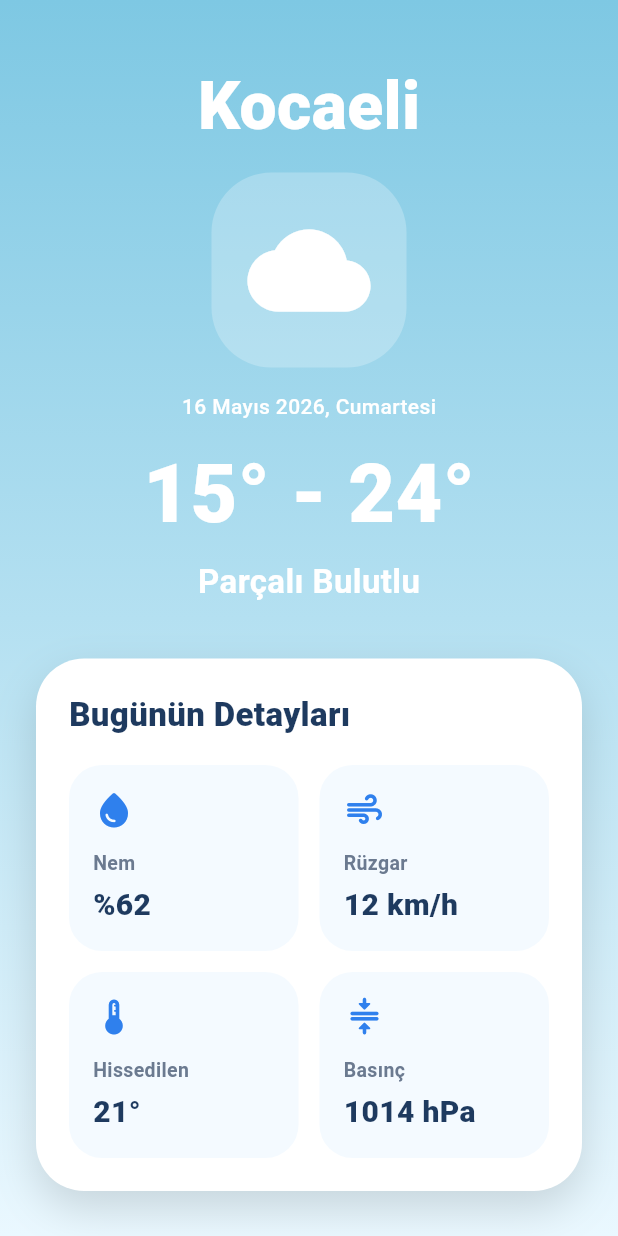
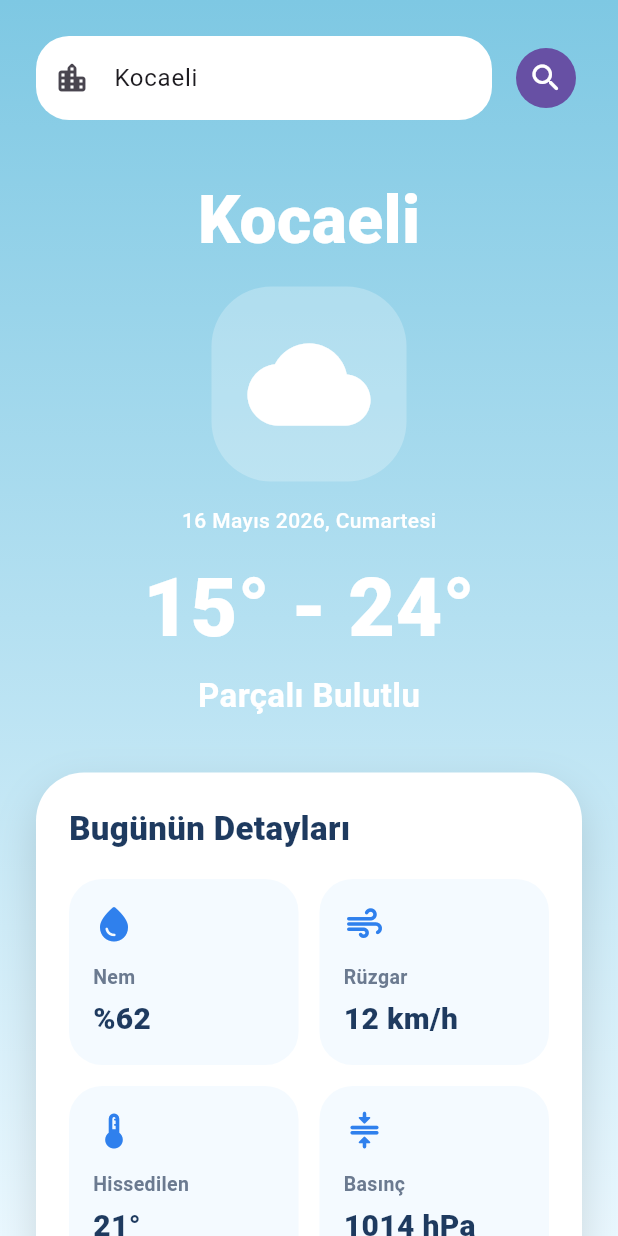
Before and after one commit to numancirpan/WeatherForecastAI, a Flutter app: the screen it shows after launch, on a phone screen of 412 x 824 dp. Run offline on Flutter 3.47's test engine with Material 3 defaults, Android fonts, the light colour scheme and no system bars.

Commit message:
Add city search UI

```diff
--- a/lib/main.dart
+++ b/lib/main.dart
@@ -30,6 +30,7 @@ class HomeScreen extends StatefulWidget {
 
 class _HomeScreenState extends State<HomeScreen> {
   final WeatherService _weatherService = WeatherService();
+  final TextEditingController _cityController = TextEditingController(text: 'Kocaeli');
   late Future<WeatherData> _weatherFuture;
 
   @override
@@ -39,63 +40,66 @@ class _HomeScreenState extends State<HomeScreen> {
   }
 
   @override
+  void dispose() {
+    _cityController.dispose();
+    super.dispose();
+  }
+
+  void _searchCity() {
+    final cityName = _cityController.text.trim();
+
+    if (cityName.isEmpty) {
+      return;
+    }
+
+    setState(() {
+      _weatherFuture = _weatherService.getWeatherByCity(cityName);
+    });
+  }
+
+  @override
   Widget build(BuildContext context) {
     return FutureBuilder<WeatherData>(
       future: _weatherFuture,
       builder: (context, snapshot) {
         if (snapshot.connectionState == ConnectionState.waiting) {
-          return const LoadingScreen();
+          return WeatherShell(
+            cityController: _cityController,
+            onSearch: _searchCity,
+            child: const Center(child: CircularProgressIndicator(color: Colors.white)),
+          );
         }
 
         if (snapshot.hasError) {
-          return ErrorScreen(message: snapshot.error.toString());
+          return WeatherShell(
+            cityController: _cityController,
+            onSearch: _searchCity,
+            child: ErrorMessage(message: snapshot.error.toString()),
+          );
         }
 
         final weather = snapshot.data ?? WeatherData.sampleKocaeli();
-        return WeatherHomeContent(weather: weather);
+        return WeatherShell(
+          cityController: _cityController,
+          onSearch: _searchCity,
+          child: WeatherHomeContent(weather: weather),
+        );
       },
     );
   }
 }
 
-class LoadingScreen extends StatelessWidget {
-  const LoadingScreen({super.key});
+class WeatherShell extends StatelessWidget {
+  final TextEditingController cityController;
+  final VoidCallback onSearch;
+  final Widget child;
 
-  @override
-  Widget build(BuildContext context) {
-    return const Scaffold(
-      body: Center(
-        child: CircularProgressIndicator(),
-      ),
-    );
-  }
-}
-
-class ErrorScreen extends StatelessWidget {
-  final String message;
-
-  const ErrorScreen({super.key, required this.message});
-
-  @override
-  Widget build(BuildContext context) {
-    return Scaffold(
-      body: Center(
-        child: Padding(
-          padding: const EdgeInsets.all(24),
-          child: Text(
-            'Hava durumu bilgisi alınamadı.\n$message',
-            textAlign: TextAlign.center,
-          ),
-        ),
-      ),
-    );
-  }
-}
-
-class WeatherHomeContent extends StatelessWidget {
-  final WeatherData weather;
-
-  const WeatherHomeContent({super.key, required this.weather});
+  const WeatherShell({
+    super.key,
+    required this.cityController,
+    required this.onSearch,
+    required this.child,
+  });
 
   @override
   Widget build(BuildContext context) {
@@ -115,6 +119,87 @@ class WeatherHomeContent extends StatelessWidget {
             padding: const EdgeInsets.all(24),
             child: Column(
               children: [
+                CitySearchBar(controller: cityController, onSearch: onSearch),
+                const SizedBox(height: 20),
+                child,
+              ],
+            ),
+          ),
+        ),
+      ),
+    );
+  }
+}
+
+class CitySearchBar extends StatelessWidget {
+  final TextEditingController controller;
+  final VoidCallback onSearch;
+
+  const CitySearchBar({super.key, required this.controller, required this.onSearch});
+
+  @override
+  Widget build(BuildContext context) {
+    return Row(
+      children: [
+        Expanded(
+          child: TextField(
+            controller: controller,
+            textInputAction: TextInputAction.search,
+            onSubmitted: (_) => onSearch(),
+            decoration: InputDecoration(
+              hintText: 'Şehir ara',
+              filled: true,
+              fillColor: Colors.white,
+              prefixIcon: const Icon(Icons.location_city_rounded),
+              border: OutlineInputBorder(
+                borderRadius: BorderRadius.circular(22),
+                borderSide: BorderSide.none,
+              ),
+            ),
+          ),
+        ),
+        const SizedBox(width: 12),
+        IconButton.filled(
+          onPressed: onSearch,
+          icon: const Icon(Icons.search_rounded),
+        ),
+      ],
+    );
+  }
+}
+
+class ErrorMessage extends StatelessWidget {
+  final String message;
+
+  const ErrorMessage({super.key, required this.message});
+
+  @override
+  Widget build(BuildContext context) {
+    return Container(
+      width: double.infinity,
+      padding: const EdgeInsets.all(24),
+      decoration: BoxDecoration(
+        color: Colors.white,
+        borderRadius: BorderRadius.circular(28),
+      ),
+      child: Text(
+        'Hava durumu bilgisi alınamadı.\n$message',
+        textAlign: TextAlign.center,
+        style: const TextStyle(color: Color(0xFF1E3A5F)),
+      ),
+    );
+  }
+}
+
+class WeatherHomeContent extends StatelessWidget {
+  final WeatherData weather;
+
+  const WeatherHomeContent({super.key, required this.weather});
+
+  @override
+  Widget build(BuildContext context) {
+    return Column(
+      children: [
         const SizedBox(height: 16),
         Text(
           weather.cityName,
@@ -129,37 +214,21 @@ class WeatherHomeContent extends StatelessWidget {
         const SizedBox(height: 16),
         Text(
           weather.dateText,
-                  style: const TextStyle(
-                    fontSize: 14,
-                    color: Colors.white,
-                    fontWeight: FontWeight.w500,
-                  ),
+          style: const TextStyle(fontSize: 14, color: Colors.white, fontWeight: FontWeight.w500),
         ),
         const SizedBox(height: 10),
         Text(
           weather.temperatureRange,
-                  style: const TextStyle(
-                    fontSize: 54,
-                    fontWeight: FontWeight.w800,
-                    color: Colors.white,
-                  ),
+          style: const TextStyle(fontSize: 54, fontWeight: FontWeight.w800, color: Colors.white),
         ),
         const SizedBox(height: 4),
         Text(
           weather.conditionText,
-                  style: const TextStyle(
-                    fontSize: 22,
-                    color: Colors.white,
-                    fontWeight: FontWeight.w600,
-                  ),
+          style: const TextStyle(fontSize: 22, color: Colors.white, fontWeight: FontWeight.w600),
         ),
         const SizedBox(height: 36),
         TodayDetailsCard(weather: weather),
       ],
-            ),
-          ),
-        ),
-      ),
     );
   }
 }
@@ -170,18 +239,11 @@ class WeatherIconBox extends StatelessWidget {
   @override
   Widget build(BuildContext context) {
     return DecoratedBox(
-      decoration: BoxDecoration(
-        color: Colors.white24,
-        borderRadius: BorderRadius.circular(40),
-      ),
+      decoration: BoxDecoration(color: Colors.white24, borderRadius: BorderRadius.circular(40)),
       child: const SizedBox(
         width: 130,
         height: 130,
-        child: Icon(
-          Icons.wb_cloudy_rounded,
-          size: 82,
-          color: Colors.white,
-        ),
+        child: Icon(Icons.wb_cloudy_rounded, size: 82, color: Colors.white),
       ),
     );
   }
@@ -198,13 +260,7 @@ class TodayDetailsCard extends StatelessWidget {
       decoration: BoxDecoration(
         color: Colors.white,
         borderRadius: BorderRadius.circular(32),
-        boxShadow: const [
-          BoxShadow(
-            color: Color(0x22000000),
-            blurRadius: 24,
-            offset: Offset(0, 12),
-          ),
-        ],
+        boxShadow: const [BoxShadow(color: Color(0x22000000), blurRadius: 24, offset: Offset(0, 12))],
       ),
       child: Padding(
         padding: const EdgeInsets.all(22),
@@ -213,11 +269,7 @@ class TodayDetailsCard extends StatelessWidget {
           children: [
             const Text(
               'Bugünün Detayları',
-              style: TextStyle(
-                fontSize: 22,
-                fontWeight: FontWeight.w800,
-                color: Color(0xFF1E3A5F),
-              ),
+              style: TextStyle(fontSize: 22, fontWeight: FontWeight.w800, color: Color(0xFF1E3A5F)),
             ),
             const SizedBox(height: 18),
             Row(
@@ -247,20 +299,12 @@ class WeatherDetailCard extends StatelessWidget {
   final String title;
   final String value;
 
-  const WeatherDetailCard({
-    super.key,
-    required this.icon,
-    required this.title,
-    required this.value,
-  });
+  const WeatherDetailCard({super.key, required this.icon, required this.title, required this.value});
 
   @override
   Widget build(BuildContext context) {
     return DecoratedBox(
-      decoration: BoxDecoration(
-        color: const Color(0xFFF4FAFF),
-        borderRadius: BorderRadius.circular(22),
-      ),
+      decoration: BoxDecoration(color: const Color(0xFFF4FAFF), borderRadius: BorderRadius.circular(22)),
       child: Padding(
         padding: const EdgeInsets.all(16),
         child: Column(
@@ -270,20 +314,12 @@ class WeatherDetailCard extends StatelessWidget {
             const SizedBox(height: 12),
             Text(
               title,
-              style: const TextStyle(
-                fontSize: 13,
-                color: Color(0xFF6B7A90),
-                fontWeight: FontWeight.w600,
-              ),
+              style: const TextStyle(fontSize: 13, color: Color(0xFF6B7A90), fontWeight: FontWeight.w600),
             ),
             const SizedBox(height: 4),
             Text(
               value,
-              style: const TextStyle(
-                fontSize: 20,
-                color: Color(0xFF1E3A5F),
-                fontWeight: FontWeight.w800,
-              ),
+              style: const TextStyle(fontSize: 20, color: Color(0xFF1E3A5F), fontWeight: FontWeight.w800),
             ),
           ],
         ),
```
Lines whose indentation alone changed are shown as unchanged.
